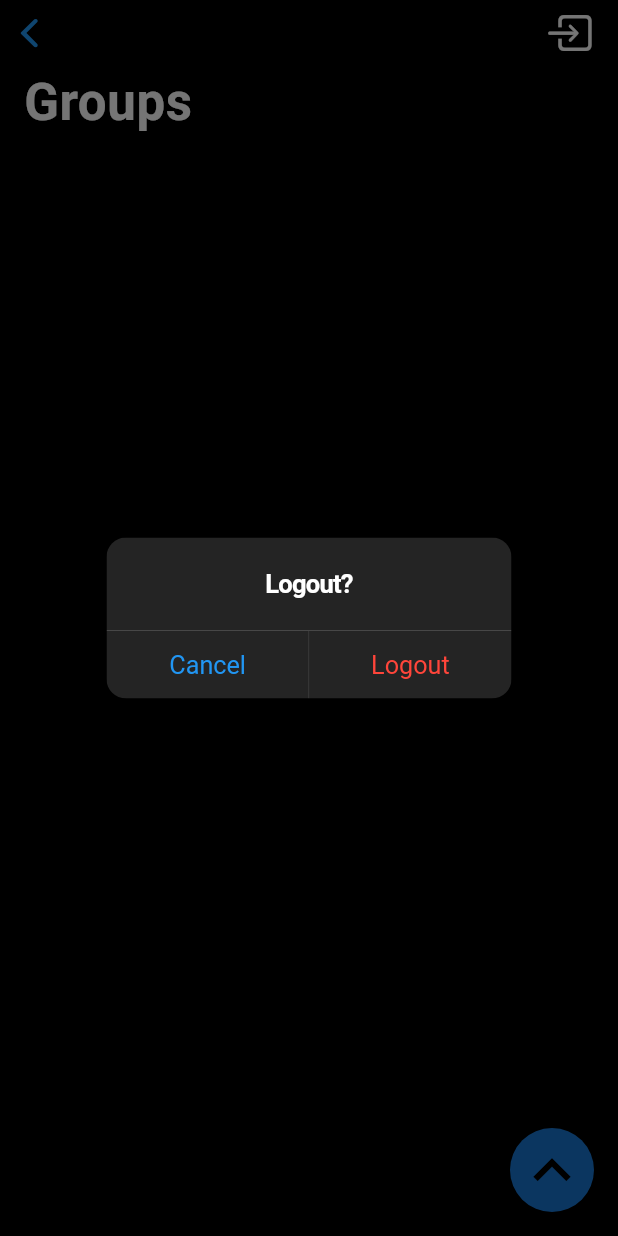
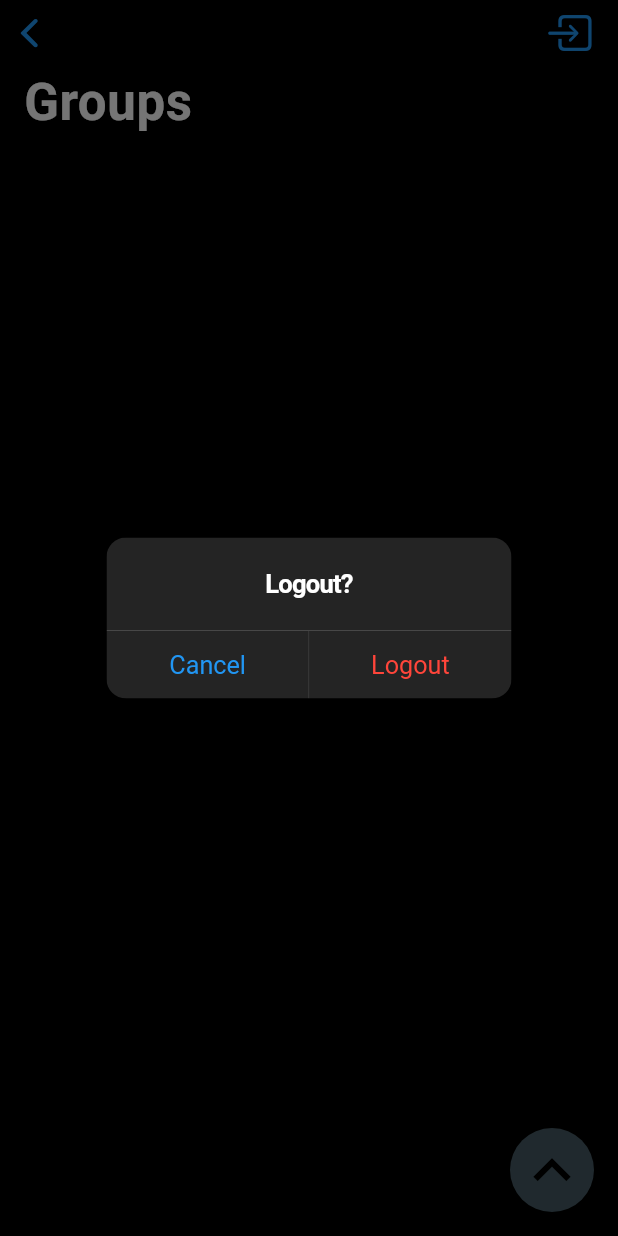
Before and after one commit to mithileshchellappan/wewake, a Flutter app: the GroupScreen screen opened directly, after a tap on an icon or button, on a phone screen of 412 x 824 dp. Run offline on Flutter 3.47's test engine with Material 2 defaults, Android fonts, the phone set to English and light mode, and no system bars; drawn by our look-alikes of flutter_speed_dial; our stand-ins replace flutter_chat_bubble, flutter_swipe_action_cell, fluttertoast, just_audio, shared_preferences; missing offline and left inert: alarm, cupertino_text_button; accounts and stored records are empty; network calls fail; statements that could not run were skipped.

Commit message:
UPDATE: Color changes

```diff
--- a/lib/main.dart
+++ b/lib/main.dart
@@ -34,9 +34,10 @@ class WeWake extends StatelessWidget {
         title: 'WeWake',
         theme: ThemeData(
             highlightColor: Colors.blue[500],
-            disabledColor: Colors.blueGrey,
+            disabledColor: Color.fromARGB(255, 50, 54, 56),
             brightness: Brightness.dark,
-            focusColor: Colors.blue[700],
+            // canvasColor: Colors.black12,
+            focusColor: Colors.blueGrey[700],
             backgroundColor: Colors.black,
             bottomAppBarColor: Colors.white),
         initialRoute: SplashScreen.route,
--- a/lib/screens/groupListScreen.dart
+++ b/lib/screens/groupListScreen.dart
@@ -131,7 +131,10 @@ class _GroupScreenState extends State<GroupScreen> {
             backgroundColor: Theme.of(context).backgroundColor,
             largeTitle: Text("Groups", style: TextStyle(color: Colors.white)),
             trailing: InkWell(
-              child: Icon(CupertinoIcons.square_arrow_right),
+              child: Icon(
+                CupertinoIcons.square_arrow_right,
+                color: Theme.of(context).highlightColor,
+              ),
               onTap: () => showDialog(
                 context: context,
                 builder: (context) => YNPopUp(
--- a/lib/screens/groupViewScreen.dart
+++ b/lib/screens/groupViewScreen.dart
@@ -132,6 +132,7 @@ class _GroupViewScreenState extends State<GroupViewScreen> {
     }
 
     return Scaffold(
+      backgroundColor: Colors.black54,
       floatingActionButton:
           (widget.group.IsAdmin || widget.group.CanMemberCreateAlarm)
               ? AddAlarmButton(
```
Also changed, not shown: lib/widgets/cards/alarmCard.dart (+5 -10 lines), lib/screens/tasksScreen.dart (added).
